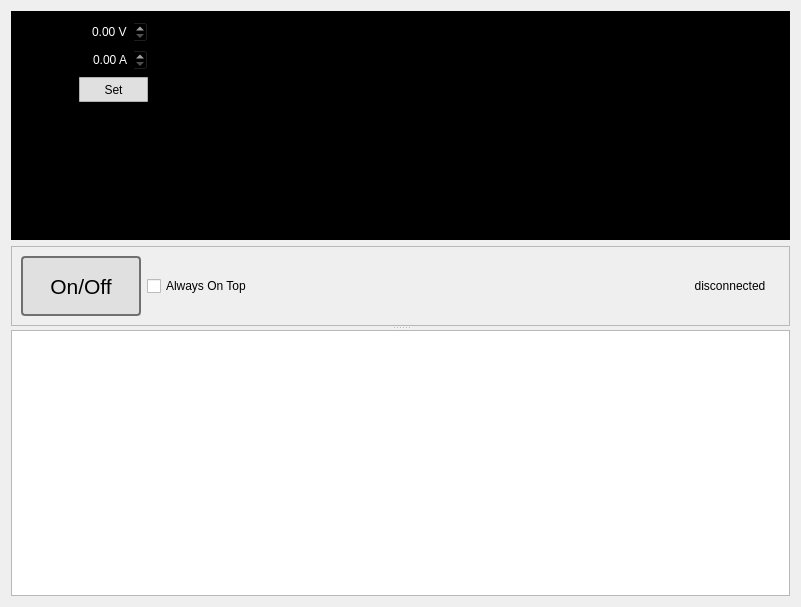
t2ft/DP700, file mainwidget.ui: the form before one commit.
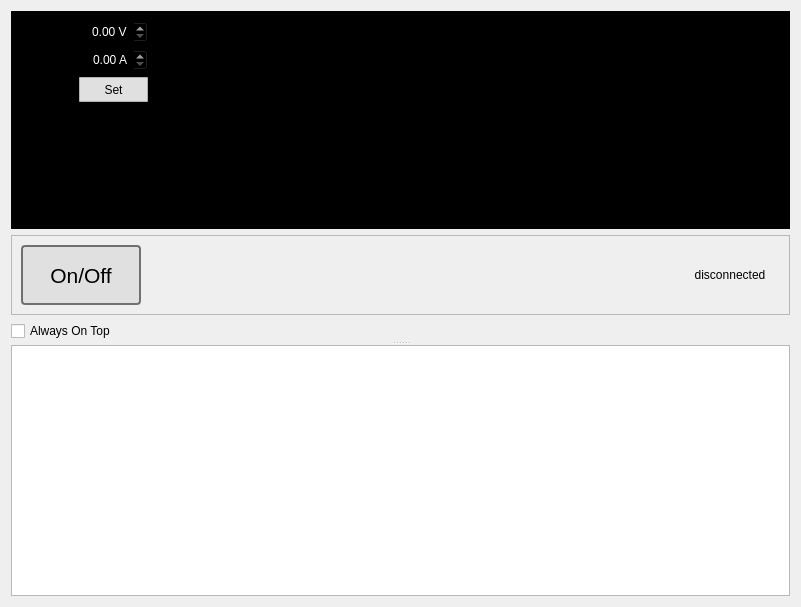
The form after the commit.

Diff of the .ui file:
```diff
--- a/mainwidget.ui
+++ b/mainwidget.ui
@@ -258,13 +258,6 @@
             </property>
            </widget>
           </item>
-          <item>
-           <widget class="QCheckBox" name="alwaysOnTop">
-            <property name="text">
-             <string>Always On Top</string>
-            </property>
-           </widget>
-          </item>
           <item>
            <spacer name="horizontalSpacer_2">
             <property name="orientation">
@@ -303,9 +296,26 @@
          </layout>
         </widget>
        </item>
+       <item>
+        <widget class="QCheckBox" name="alwaysOnTop">
+         <property name="text">
+          <string>Always On Top</string>
+         </property>
+        </widget>
+       </item>
       </layout>
      </widget>
-     <widget class="QPlainTextEdit" name="textMessage"/>
+     <widget class="QPlainTextEdit" name="textMessage">
+      <property name="undoRedoEnabled">
+       <bool>false</bool>
+      </property>
+      <property name="readOnly">
+       <bool>true</bool>
+      </property>
+      <property name="textInteractionFlags">
+       <set>Qt::TextSelectableByKeyboard|Qt::TextSelectableByMouse</set>
+      </property>
+     </widget>
     </widget>
    </item>
   </layout>
```
